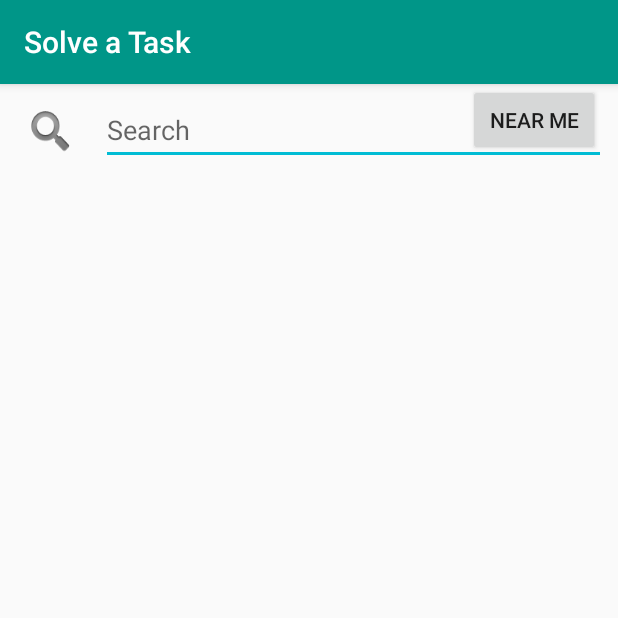
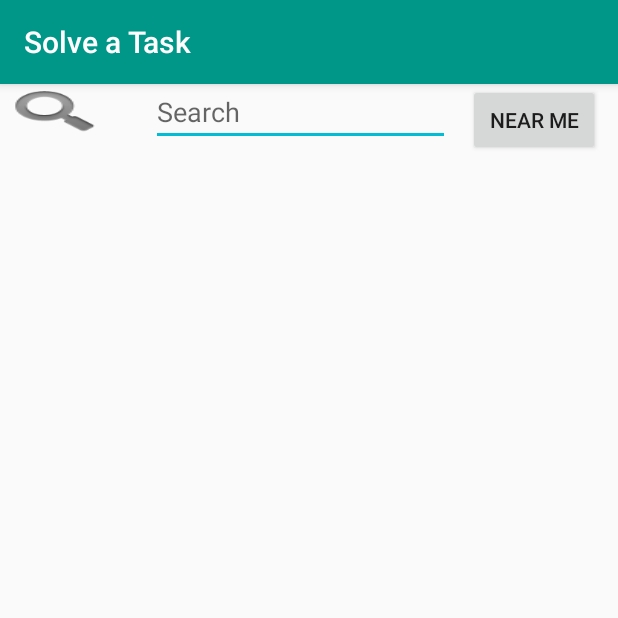
Before and after one commit to CMPUT301W18T20/FunkyTasks, an Android app: the SolveTaskActivity screen opened directly, with no data from a screen before it, on a phone screen of 412 x 824 dp, the top half of it. Run offline under Robolectric (Android 15) with nearby library versions, the phone set to English and light mode, and no system bars; 1 statement that could not run was skipped.

Commit message:
Updates to nearby tasks

```diff
--- a/app/src/main/AndroidManifest.xml
+++ b/app/src/main/AndroidManifest.xml
@@ -9,10 +9,11 @@
     <uses-feature android:glEsVersion="0x00020000" android:required="false"/>
 
     <uses-permission android:name="android.permission.INTERNET" />
+    <uses-permission android:name="android.permission.ACCESS_FINE_LOCATION" />
+    <uses-permission android:name="android.permission.ACCESS_COARSE_LOCATION"/>
     <uses-permission android:name="android.permission.WRITE_EXTERNAL_STORAGE" />
     <uses-permission android:name="android.permission.ACCESS_NETWORK_STATE" />
-    <uses-permission android:name="android.permission.ACCESS_FINE_LOCATION" />
-    <uses-permission android:name="android.permission.ACCESS_COARSE_LOCATION"/>
+
 
 
     <application
--- a/app/src/main/res/layout/activity_solve_task.xml
+++ b/app/src/main/res/layout/activity_solve_task.xml
@@ -8,8 +8,11 @@
 
 
     <RelativeLayout
-        android:layout_width="match_parent"
-        android:layout_height="match_parent">
+        android:layout_width="wrap_content"
+        android:layout_height="match_parent"
+        app:layout_constraintBottom_toBottomOf="parent"
+        app:layout_constraintTop_toTopOf="parent"
+        tools:layout_editor_absoluteX="0dp">
 
         <Button
             android:id="@+id/viewNearby"
@@ -22,22 +25,37 @@
             android:text="Near Me"
             app:layout_constraintRight_toRightOf="parent"
             tools:layout_editor_absoluteY="8dp" />
+
+        <Button
+            android:id="@+id/searchButton"
+            android:layout_width="73dp"
+            android:layout_height="37dp"
+            android:layout_alignParentStart="true"
+            android:layout_alignParentTop="true"
+            android:background="@android:drawable/ic_search_category_default"
+            app:layout_constraintBottom_toTopOf="@+id/taskView"
+            app:layout_constraintEnd_toStartOf="@+id/search"
+            app:layout_constraintLeft_toLeftOf="parent"
+            app:layout_constraintStart_toStartOf="parent"
+            app:layout_constraintTop_toTopOf="parent"
+            app:layout_constraintVertical_bias="1.0" />
     </RelativeLayout>
+
 
     <EditText
         android:id="@+id/search"
-        android:layout_width="0dp"
-        android:layout_height="46dp"
-        android:layout_marginBottom="8dp"
-        android:layout_marginEnd="8dp"
-        android:layout_marginStart="8dp"
-        android:layout_marginTop="8dp"
+        android:layout_width="199dp"
+        android:layout_height="41dp"
+        android:layout_alignBottom="@+id/viewNearby"
+        android:layout_alignParentEnd="true"
+        android:layout_marginBottom="21dp"
+        android:layout_marginEnd="112dp"
         android:ems="10"
         android:hint="Search"
         android:inputType="textPersonName"
         app:layout_constraintBottom_toTopOf="@+id/taskView"
         app:layout_constraintEnd_toEndOf="parent"
-        app:layout_constraintStart_toEndOf="@+id/searchButton"
+        app:layout_constraintRight_toRightOf="parent"
         app:layout_constraintTop_toTopOf="parent"
         app:layout_constraintVertical_bias="0.3" />
 
@@ -54,21 +72,5 @@
         app:layout_constraintStart_toStartOf="parent"
         app:layout_constraintTop_toBottomOf="@+id/search" />
 
-    <Button
-        android:id="@+id/searchButton"
-        android:layout_width="35dp"
-        android:layout_height="37dp"
-        android:layout_marginBottom="8dp"
-        android:layout_marginEnd="8dp"
-        android:layout_marginStart="16dp"
-        android:layout_marginTop="8dp"
-        android:background="@android:drawable/ic_search_category_default"
-        app:layout_constraintBottom_toTopOf="@+id/taskView"
-        app:layout_constraintEnd_toStartOf="@+id/search"
-        app:layout_constraintStart_toStartOf="parent"
-        app:layout_constraintTop_toTopOf="parent"
-        app:layout_constraintVertical_bias="0.3" />
-
-
 
 </android.support.constraint.ConstraintLayout>
```
Also changed, not shown: app/src/main/java/com/example/android/funkytasks/DisplayNearbyTasks.java (+65 -31 lines).
